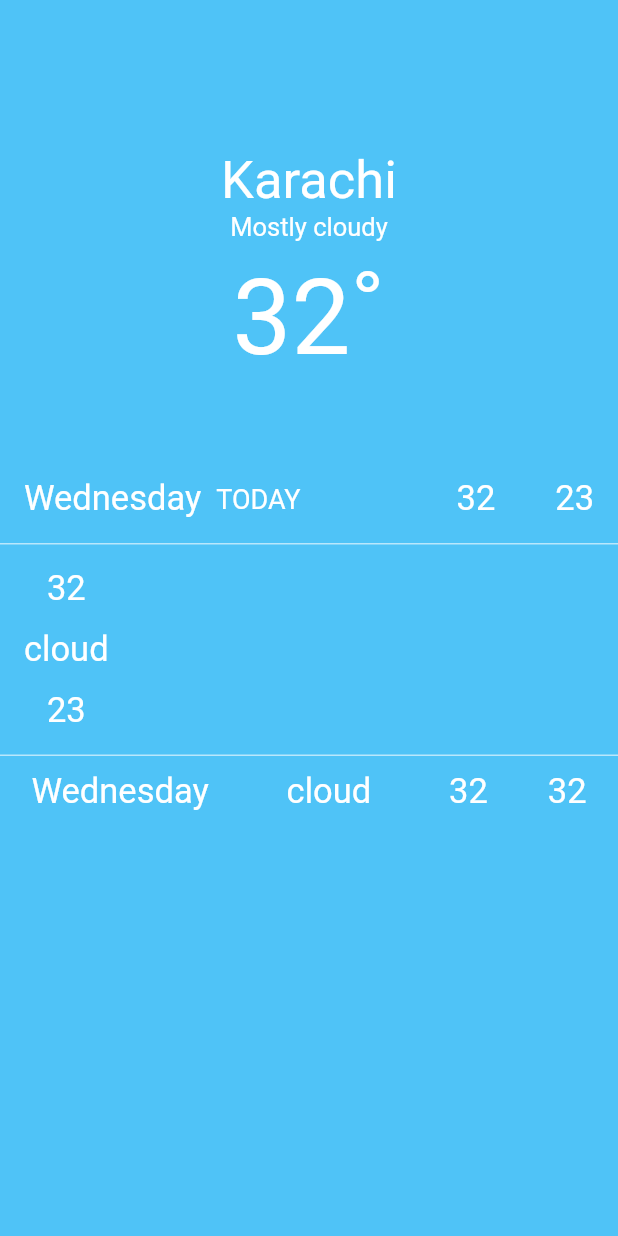
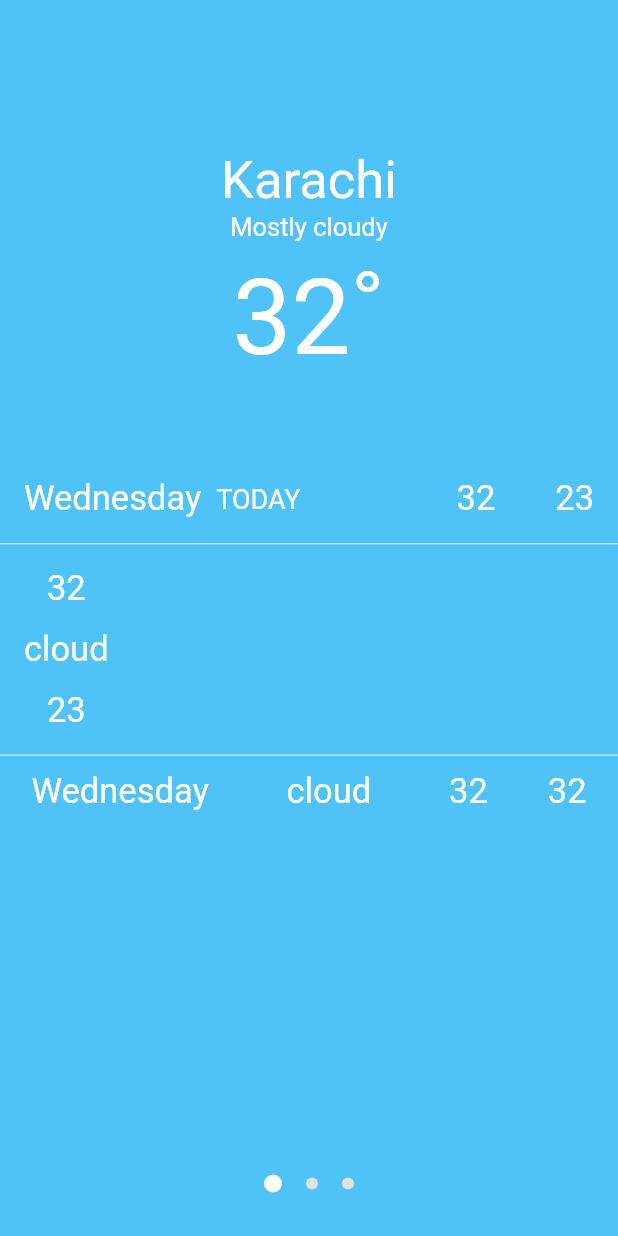
Before and after one commit to amaanullahkhan/daily-weather-flutter, a Flutter app: the screen it shows after launch, on a phone screen of 412 x 824 dp. Run offline on Flutter 3.47's test engine with Material 2 defaults, Android fonts, the phone set to English and light mode, and no system bars; our stand-ins replace dio, weather; network calls fail.

Commit message:
forecasts and forecast view model, forecasts service

```diff
--- a/project/weather/lib/main.dart
+++ b/project/weather/lib/main.dart
@@ -1,10 +1,14 @@
 import 'package:flutter/material.dart';
 import 'package:weather_app/app_dependency_container.dart';
-import 'modules/forecast/forecast_view/forecast_view.dart';
+import 'package:weather_app/modules/forecasts/forecasts_service/forecasts_service.dart';
+import 'modules/forecasts/forecasts_view/forecasts_view.dart';
 
 void main() async {
   WidgetsFlutterBinding.ensureInitialized();
   runApp(WeatherApp(weatherAppFactory: AppDependencyContainer()));
+  var service = ForecastsService();
+  var weather  = await service.forecastOf('1172451');
+  print(weather);
 }
 
 class WeatherApp extends StatelessWidget {
@@ -14,10 +18,10 @@ class WeatherApp extends StatelessWidget {
 
   @override
   Widget build(BuildContext context) {
-    return MaterialApp(home: weatherAppFactory.makeForecastView());
+    return MaterialApp(home: weatherAppFactory.makeForecastsView());
   }
 }
 
 abstract class WeatherAppFactory {
-  ForecastView makeForecastView();
+  ForecastsView makeForecastsView();
 }
--- a/project/weather/lib/modules/forecast/forecast_view/forecast_view.dart
+++ b/project/weather/lib/modules/forecast/forecast_view/forecast_view.dart
@@ -14,7 +14,7 @@ class ForecastView extends StatelessWidget {
   @override
   Widget build(BuildContext context) {
     return Scaffold(
-      backgroundColor: Colors.lightBlue[300],
+      backgroundColor: Colors.transparent,
       body: Container(
         child: ListView(
           children: <Widget>[
--- /dev/null
+++ b/project/weather/lib/modules/forecasts/forecasts_view/forecasts_view.dart
@@ -0,0 +1,71 @@
+import 'package:flutter/material.dart';
+import 'package:weather_app/modules/forecast/forecast_view/forecast_view.dart';
+import 'package:weather_app/modules/forecasts/forecasts_view/forecasts_view_model.dart';
+
+class ForecastsView extends StatefulWidget {
+  final ForecastsViewModel viewModel;
+
+  ForecastsView({this.viewModel});
+
+  @override
+  _ForecastsViewState createState() =>
+      _ForecastsViewState(viewModel: viewModel);
+}
+
+class _ForecastsViewState extends State<ForecastsView> {
+  final ForecastsViewModel viewModel;
+  final PageController _pageController = PageController();
+  int _currentPage = 0;
+
+  _ForecastsViewState({this.viewModel});
+
+  @override
+  Widget build(BuildContext context) {
+    var children = viewModel.forecasts.map((forecast) {
+      return ForecastView(viewModel: forecast);
+    }).toList();
+    return Scaffold(
+      backgroundColor: Colors.lightBlue[300],
+      body: Column(
+        children: <Widget>[
+          Expanded(
+              child: PageView(
+            controller: _pageController,
+            children: children,
+            onPageChanged: (index) {
+              setState(() {
+                _currentPage = index;
+              });
+            },
+          )),
+          Container(
+            height: 70,
+            child: Row(
+              mainAxisSize: MainAxisSize.min,
+              mainAxisAlignment: MainAxisAlignment.center,
+              children: <Widget>[
+                for (int i = 0; i < viewModel.forecasts.length; i++)
+                  circleBar(isActive: i == _currentPage)
+              ],
+            ),
+          )
+        ],
+      ),
+    );
+  }
+
+  Widget circleBar({bool isActive}) {
+    return AnimatedContainer(
+      duration: Duration(milliseconds: 150),
+      margin: EdgeInsets.symmetric(horizontal: 8),
+      height: isActive ? 12 : 8,
+      width: isActive ? 12 : 8,
+      decoration: BoxDecoration(
+          color: isActive ? Colors.white : Colors.grey.shade300,
+          borderRadius: BorderRadius.all(Radius.circular(12))),
+    );
+  }
+
+
+
+}
--- /dev/null
+++ b/project/weather/lib/modules/forecasts/forecasts_view/forecasts_view_model.dart
@@ -0,0 +1,5 @@
+import 'package:weather_app/modules/forecast/forecast_view/forecast_view_model.dart';
+
+abstract class ForecastsViewModel {
+  List<ForecastViewModel> forecasts;
+}
```
Also changed, not shown: project/weather/lib/app_dependency_container.dart (+16 -0 lines), project/weather/lib/modules/forecasts/forecasts_service/forecasts_service.dart (added, +39 -0 lines), project/weather/lib/modules/forecasts/forecasts_view_model/weather_forecast_view_model.dart (added, +9 -0 lines), project/weather/lib/modules/locations/location_data_provider.dart (+5 -6 lines).
